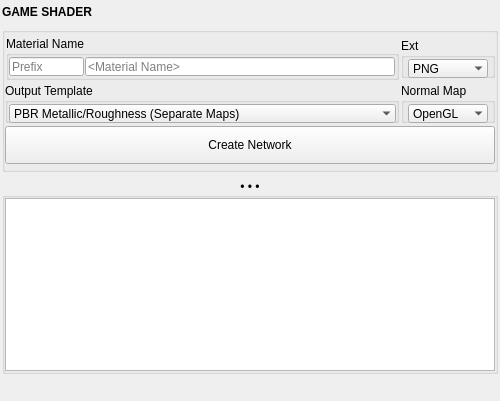
Before: the Qt Designer form blendertk/mat_utils/game_shader.ui in m3trik/blendertk, drawn with Qt 5.
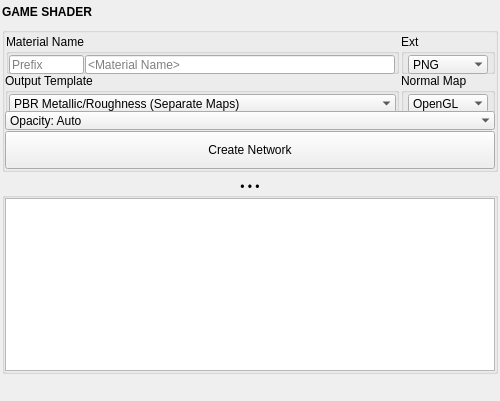
After: the same form once the commit is applied. Custom widgets are drawn as their Qt base class.

```diff
--- a/blendertk/mat_utils/game_shader.ui
+++ b/blendertk/mat_utils/game_shader.ui
@@ -530,6 +530,67 @@
            </property>
           </widget>
          </item>
+         <item row="2" column="0" colspan="4">
+          <layout class="QHBoxLayout" name="graph_options">
+           <item>
+            <widget class="ComboBox" name="cmb005">
+             <property name="minimumSize">
+              <size>
+               <width>0</width>
+               <height>19</height>
+              </size>
+             </property>
+             <property name="maximumSize">
+              <size>
+               <width>16777215</width>
+               <height>19</height>
+              </size>
+             </property>
+             <property name="toolTip">
+              <string>How a set that carries an opacity source is built.&#10;Auto: as Transparent when the set has a usable opacity source.&#10;Transparent: alpha blend. Only for a material that covers just the translucent surfaces &#8212; a solid body wearing it renders through the transparent queue (no depth write) and shows its own back faces, in Maya and in every engine.&#10;Masked: alpha cutout. The opacity map is the mask (Stingray: TEX_mask_map, red channel, cut at mask_threshold); opaque queue, safe on solid bodies, cheapest in VR. Unity imports it as Autodesk Interactive Masked.&#10;None: opacity ignored. A standalone opacity map is dropped and a colour map&#8217;s alpha is left unwired, so the solid shader is built even when the set could make it transparent.</string>
+             </property>
+             <property name="editable">
+              <bool>false</bool>
+             </property>
+             <property name="maxVisibleItems">
+              <number>30</number>
+             </property>
+             <property name="maxCount">
+              <number>20</number>
+             </property>
+             <property name="insertPolicy">
+              <enum>QComboBox::InsertAtTop</enum>
+             </property>
+             <property name="sizeAdjustPolicy">
+              <enum>QComboBox::AdjustToContents</enum>
+             </property>
+             <property name="frame">
+              <bool>false</bool>
+             </property>
+             <item>
+              <property name="text">
+               <string>Opacity: Auto</string>
+              </property>
+             </item>
+             <item>
+              <property name="text">
+               <string>Opacity: Transparent</string>
+              </property>
+             </item>
+             <item>
+              <property name="text">
+               <string>Opacity: Masked</string>
+              </property>
+             </item>
+             <item>
+              <property name="text">
+               <string>Opacity: None</string>
+              </property>
+             </item>
+            </widget>
+           </item>
+          </layout>
+         </item>
         </layout>
        </widget>
       </item>
```
